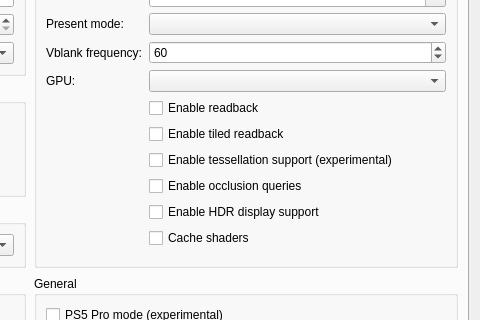
Qt form src/launcher/forms/configuration_edit_dialog.ui (TheCruZ/KytyPS5-GTA) before a commit; both pictures show x 420 to 900 and y 90 to 410 of the 900 by 755 pixel window.
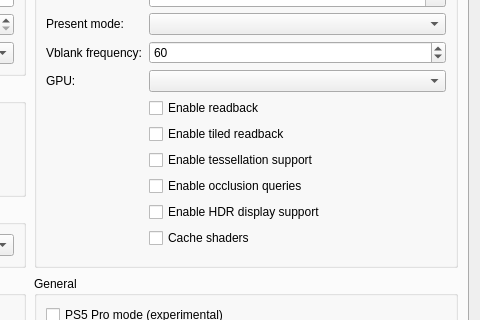
The same form after that commit. Custom widgets are drawn as their Qt base class.

Commit message:
graphics: draw tessellation patches by default
GTA V (PPSA04263) tessellates the trunks of trees near the camera. With
patches skipped by default, a tree's trunk disappeared when walking up to
it and came back at a distance, where the game draws an untessellated
model. Its tessellation programs now translate, so draw patches unless
--no-tessellation is passed. The launcher passes --no-tessellation when its checkbox is
off and enables it in new configurations.

```diff
--- a/src/launcher/forms/configuration_edit_dialog.ui
+++ b/src/launcher/forms/configuration_edit_dialog.ui
@@ -175,8 +175,8 @@
             </item>
             <item row="7" column="1">
              <widget class="QCheckBox" name="checkBox_tessellation">
-              <property name="toolTip"><string>Draw tessellated geometry. Disabled by default; unsupported tessellation may cause crashes.</string></property>
-              <property name="text"><string>Enable tessellation support (experimental)</string></property>
+              <property name="toolTip"><string>Draw tessellated geometry, such as GTA V's nearby tree trunks. Unsupported tessellation shaders may cause crashes.</string></property>
+              <property name="text"><string>Enable tessellation support</string></property>
              </widget>
             </item>
             <item row="8" column="1">
```
The commit also changes 4 other files.
